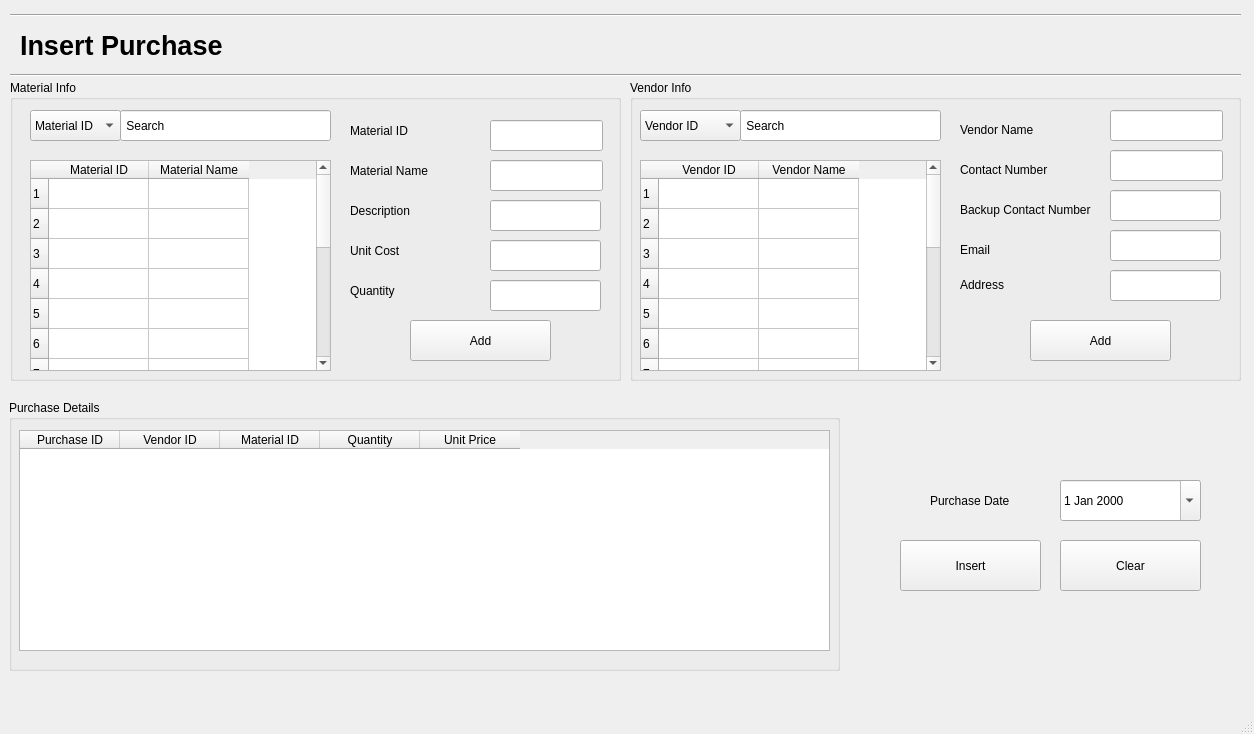
Before: the Qt Designer form Screens/Insert Purchase.ui in basil-ali-khan/Inventory-Management-System, drawn with Qt 5.
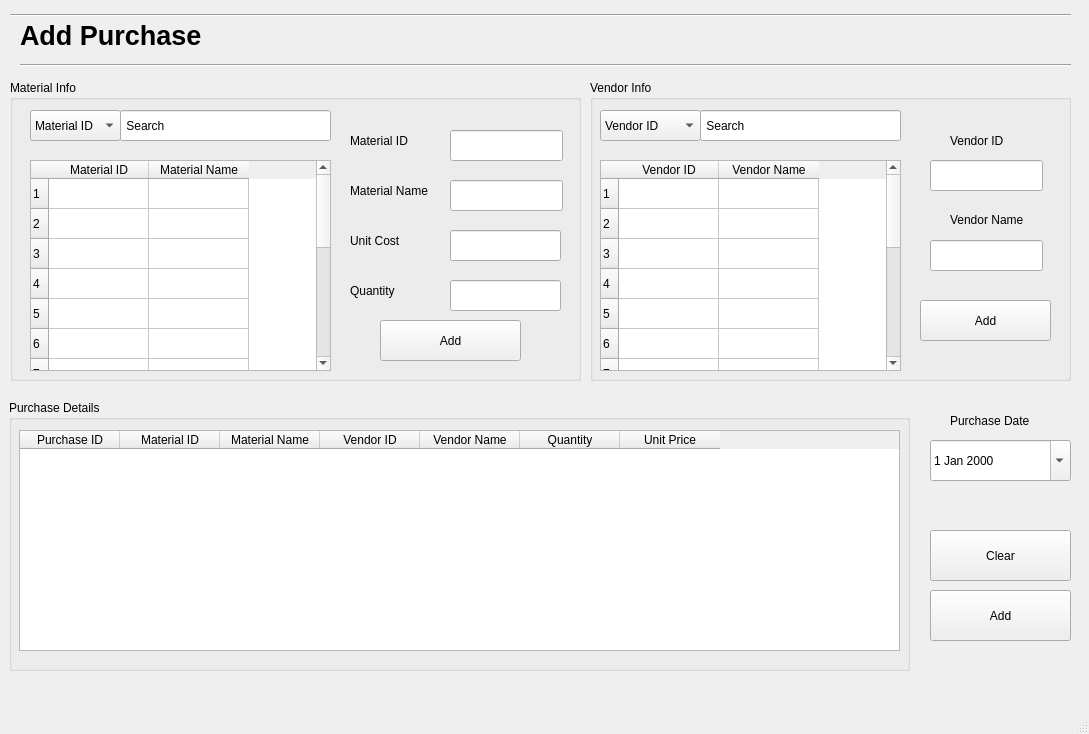
After: the same form once the commit is applied.

Commit message: some functionalities of purchase added

```diff
--- a/Screens/Insert Purchase.ui
+++ b/Screens/Insert Purchase.ui
@@ -6,7 +6,7 @@
    <rect>
     <x>0</x>
     <y>0</y>
-    <width>1254</width>
+    <width>1089</width>
     <height>734</height>
    </rect>
   </property>
@@ -18,8 +18,8 @@
     <property name="geometry">
      <rect>
       <x>20</x>
-      <y>20</y>
-      <width>221</width>
+      <y>10</y>
+      <width>311</width>
       <height>51</height>
      </rect>
     </property>
@@ -31,15 +31,15 @@
      </font>
     </property>
     <property name="text">
-     <string>Insert Purchase</string>
+     <string>Add Purchase</string>
     </property>
    </widget>
    <widget class="Line" name="line">
     <property name="geometry">
      <rect>
-      <x>10</x>
-      <y>60</y>
-      <width>1231</width>
+      <x>20</x>
+      <y>50</y>
+      <width>1051</width>
       <height>31</height>
      </rect>
     </property>
@@ -57,8 +57,8 @@
    <widget class="QDateEdit" name="dateEdit">
     <property name="geometry">
      <rect>
-      <x>1060</x>
-      <y>480</y>
+      <x>930</x>
+      <y>440</y>
       <width>141</width>
       <height>41</height>
      </rect>
@@ -70,14 +70,14 @@
    <widget class="QPushButton" name="pushButton">
     <property name="geometry">
      <rect>
-      <x>900</x>
-      <y>540</y>
+      <x>930</x>
+      <y>590</y>
       <width>141</width>
       <height>51</height>
      </rect>
     </property>
     <property name="text">
-     <string>Insert</string>
+     <string>Add</string>
     </property>
    </widget>
    <widget class="QGroupBox" name="groupBox_2">
@@ -85,7 +85,7 @@
      <rect>
       <x>10</x>
       <y>80</y>
-      <width>611</width>
+      <width>571</width>
       <height>301</height>
      </rect>
     </property>
@@ -191,7 +191,7 @@
      <property name="geometry">
       <rect>
        <x>340</x>
-       <y>40</y>
+       <y>50</y>
        <width>81</width>
        <height>21</height>
       </rect>
@@ -204,7 +204,7 @@
      <property name="geometry">
       <rect>
        <x>340</x>
-       <y>80</y>
+       <y>100</y>
        <width>101</width>
        <height>21</height>
       </rect>
@@ -216,8 +216,8 @@
     <widget class="QLineEdit" name="lineEdit_4">
      <property name="geometry">
       <rect>
-       <x>480</x>
-       <y>40</y>
+       <x>440</x>
+       <y>50</y>
        <width>113</width>
        <height>31</height>
       </rect>
@@ -232,8 +232,8 @@
     <widget class="QLineEdit" name="lineEdit_5">
      <property name="geometry">
       <rect>
-       <x>480</x>
-       <y>80</y>
+       <x>440</x>
+       <y>100</y>
        <width>113</width>
        <height>31</height>
       </rect>
@@ -245,24 +245,11 @@
       <bool>true</bool>
      </property>
     </widget>
-    <widget class="QLabel" name="label_6">
-     <property name="geometry">
-      <rect>
-       <x>340</x>
-       <y>120</y>
-       <width>81</width>
-       <height>21</height>
-      </rect>
-     </property>
-     <property name="text">
-      <string>Description</string>
-     </property>
-    </widget>
     <widget class="QLabel" name="label_7">
      <property name="geometry">
       <rect>
        <x>340</x>
-       <y>160</y>
+       <y>150</y>
        <width>101</width>
        <height>21</height>
       </rect>
@@ -271,22 +258,6 @@
       <string>Unit Cost</string>
      </property>
     </widget>
-    <widget class="QLineEdit" name="lineEdit_7">
-     <property name="geometry">
-      <rect>
-       <x>480</x>
-       <y>120</y>
-       <width>111</width>
-       <height>31</height>
-      </rect>
-     </property>
-     <property name="text">
-      <string/>
-     </property>
-     <property name="readOnly">
-      <bool>false</bool>
-     </property>
-    </widget>
     <widget class="QLabel" name="label_8">
      <property name="geometry">
       <rect>
@@ -303,7 +274,7 @@
     <widget class="QPushButton" name="pushButton_2">
      <property name="geometry">
       <rect>
-       <x>400</x>
+       <x>370</x>
        <y>240</y>
        <width>141</width>
        <height>41</height>
@@ -316,8 +287,8 @@
     <widget class="QLineEdit" name="lineEdit_8">
      <property name="geometry">
       <rect>
-       <x>480</x>
-       <y>160</y>
+       <x>440</x>
+       <y>150</y>
        <width>111</width>
        <height>31</height>
       </rect>
@@ -332,7 +303,7 @@
     <widget class="QLineEdit" name="lineEdit_9">
      <property name="geometry">
       <rect>
-       <x>480</x>
+       <x>440</x>
        <y>200</y>
        <width>111</width>
        <height>31</height>
@@ -387,8 +358,8 @@
    <widget class="QLabel" name="label_9">
     <property name="geometry">
      <rect>
-      <x>930</x>
-      <y>490</y>
+      <x>950</x>
+      <y>410</y>
       <width>101</width>
       <height>21</height>
      </rect>
@@ -400,8 +371,8 @@
    <widget class="QPushButton" name="pushButton_3">
     <property name="geometry">
      <rect>
-      <x>1060</x>
-      <y>540</y>
+      <x>930</x>
+      <y>530</y>
       <width>141</width>
       <height>51</height>
      </rect>
@@ -415,7 +386,7 @@
      <rect>
       <x>10</x>
       <y>0</y>
-      <width>1231</width>
+      <width>1061</width>
       <height>31</height>
      </rect>
     </property>
@@ -433,9 +404,9 @@
    <widget class="QGroupBox" name="groupBox_3">
     <property name="geometry">
      <rect>
-      <x>630</x>
+      <x>590</x>
       <y>80</y>
-      <width>611</width>
+      <width>481</width>
       <height>301</height>
      </rect>
     </property>
@@ -445,8 +416,8 @@
     <widget class="QLabel" name="label_12">
      <property name="geometry">
       <rect>
-       <x>330</x>
-       <y>40</y>
+       <x>360</x>
+       <y>130</y>
        <width>101</width>
        <height>20</height>
       </rect>
@@ -455,32 +426,6 @@
       <string>Vendor Name</string>
      </property>
     </widget>
-    <widget class="QLabel" name="label_15">
-     <property name="geometry">
-      <rect>
-       <x>330</x>
-       <y>80</y>
-       <width>101</width>
-       <height>20</height>
-      </rect>
-     </property>
-     <property name="text">
-      <string>Contact Number</string>
-     </property>
-    </widget>
-    <widget class="QLabel" name="label_16">
-     <property name="geometry">
-      <rect>
-       <x>330</x>
-       <y>160</y>
-       <width>101</width>
-       <height>20</height>
-      </rect>
-     </property>
-     <property name="text">
-      <string>Email</string>
-     </property>
-    </widget>
     <widget class="QTableWidget" name="tableWidget_3">
      <property name="geometry">
       <rect>
@@ -589,40 +534,11 @@
       <string> Search</string>
      </property>
     </widget>
-    <widget class="QLabel" name="label_17">
-     <property name="geometry">
-      <rect>
-       <x>330</x>
-       <y>120</y>
-       <width>141</width>
-       <height>20</height>
-      </rect>
-     </property>
-     <property name="text">
-      <string>Backup Contact Number</string>
-     </property>
-    </widget>
-    <widget class="QLineEdit" name="lineEdit_16">
-     <property name="geometry">
-      <rect>
-       <x>480</x>
-       <y>190</y>
-       <width>111</width>
-       <height>31</height>
-      </rect>
-     </property>
-     <property name="text">
-      <string/>
-     </property>
-     <property name="readOnly">
-      <bool>false</bool>
-     </property>
-    </widget>
     <widget class="QLineEdit" name="lineEdit_11">
      <property name="geometry">
       <rect>
-       <x>480</x>
-       <y>30</y>
+       <x>340</x>
+       <y>160</y>
        <width>113</width>
        <height>31</height>
       </rect>
@@ -634,60 +550,12 @@
       <bool>true</bool>
      </property>
     </widget>
-    <widget class="QLineEdit" name="lineEdit_12">
-     <property name="geometry">
-      <rect>
-       <x>480</x>
-       <y>110</y>
-       <width>111</width>
-       <height>31</height>
-      </rect>
-     </property>
-     <property name="text">
-      <string/>
-     </property>
-     <property name="readOnly">
-      <bool>false</bool>
-     </property>
-    </widget>
-    <widget class="QLineEdit" name="lineEdit_13">
-     <property name="geometry">
-      <rect>
-       <x>480</x>
-       <y>70</y>
-       <width>113</width>
-       <height>31</height>
-      </rect>
-     </property>
-     <property name="text">
-      <string/>
-     </property>
-     <property name="readOnly">
-      <bool>true</bool>
-     </property>
-    </widget>
-    <widget class="QLineEdit" name="lineEdit_15">
-     <property name="geometry">
-      <rect>
-       <x>480</x>
-       <y>150</y>
-       <width>111</width>
-       <height>31</height>
-      </rect>
-     </property>
-     <property name="text">
-      <string/>
-     </property>
-     <property name="readOnly">
-      <bool>false</bool>
-     </property>
-    </widget>
     <widget class="QPushButton" name="pushButton_4">
      <property name="geometry">
       <rect>
-       <x>400</x>
-       <y>240</y>
-       <width>141</width>
+       <x>330</x>
+       <y>220</y>
+       <width>131</width>
        <height>41</height>
       </rect>
      </property>
@@ -735,17 +603,33 @@
       </property>
      </item>
     </widget>
-    <widget class="QLabel" name="label_18">
+    <widget class="QLabel" name="label_6">
      <property name="geometry">
       <rect>
-       <x>330</x>
-       <y>195</y>
-       <width>101</width>
-       <height>20</height>
+       <x>360</x>
+       <y>50</y>
+       <width>81</width>
+       <height>21</height>
       </rect>
      </property>
      <property name="text">
-      <string>Address</string>
+      <string>Vendor ID</string>
+     </property>
+    </widget>
+    <widget class="QLineEdit" name="lineEdit_7">
+     <property name="geometry">
+      <rect>
+       <x>340</x>
+       <y>80</y>
+       <width>113</width>
+       <height>31</height>
+      </rect>
+     </property>
+     <property name="text">
+      <string/>
+     </property>
+     <property name="readOnly">
+      <bool>true</bool>
      </property>
     </widget>
    </widget>
@@ -754,7 +638,7 @@
      <rect>
       <x>9</x>
       <y>400</y>
-      <width>831</width>
+      <width>901</width>
       <height>271</height>
      </rect>
     </property>
@@ -766,7 +650,7 @@
       <rect>
        <x>10</x>
        <y>30</y>
-       <width>811</width>
+       <width>881</width>
        <height>221</height>
       </rect>
      </property>
@@ -775,16 +659,26 @@
        <string>Purchase ID</string>
       </property>
      </column>
-     <column>
-      <property name="text">
-       <string>Vendor ID</string>
-      </property>
-     </column>
      <column>
       <property name="text">
        <string>Material ID</string>
       </property>
      </column>
+     <column>
+      <property name="text">
+       <string>Material Name</string>
+      </property>
+     </column>
+     <column>
+      <property name="text">
+       <string>Vendor ID</string>
+      </property>
+     </column>
+     <column>
+      <property name="text">
+       <string>Vendor Name</string>
+      </property>
+     </column>
      <column>
       <property name="text">
        <string>Quantity</string>
```
Left out of the diff: 35 changed lines with no effect on the pictures. The commit also changes 9 other files.
